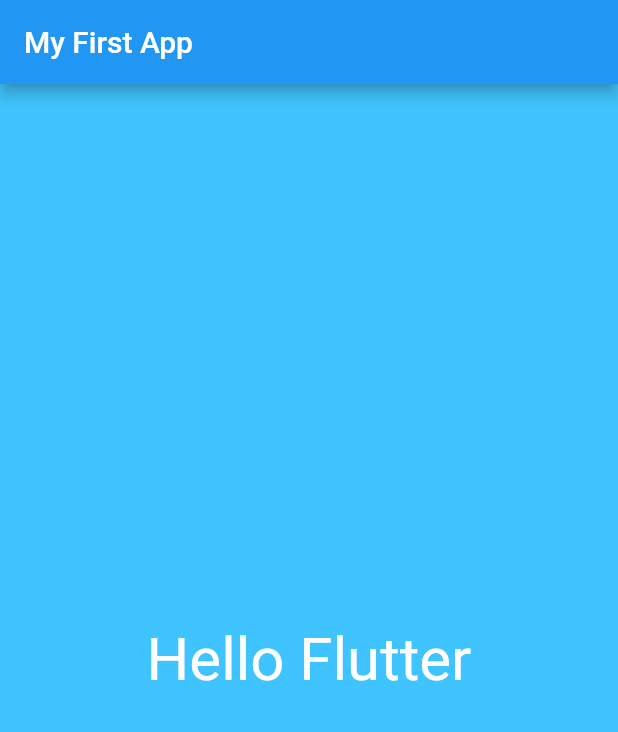
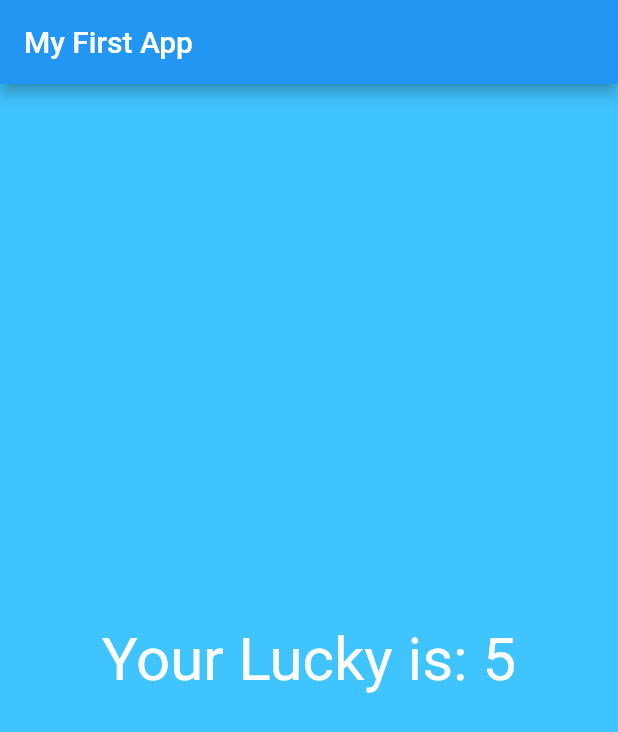
Before and after one commit to afolabiopakunle/flutter-001, a Flutter app: the screen it shows after launch, on a phone screen of 412 x 824 dp. Shown: the top 732 px of the screen. Run offline on Flutter 3.47's test engine with Material 2 defaults, Android fonts, the phone set to English and light mode, and no system bars.

Commit message:
Organized Logical Code

```diff
--- /dev/null
+++ b/lib/app_screens/first_screen.dart
@@ -0,0 +1,27 @@
+import 'dart:math';
+
+import 'package:flutter/material.dart';
+
+class FirstScreen extends StatelessWidget {
+  @override
+  Widget build(BuildContext context) {
+    return Material(
+      color: Colors.lightBlueAccent,
+      child: Center(
+          child: Text(
+              generateLuckyNumber(),
+              textDirection: TextDirection.ltr,
+              style: TextStyle(
+                color: Colors.white,
+                fontSize: 40.0,)
+          )),
+    );
+  }
+
+  String generateLuckyNumber() {
+    var random = Random();
+    int luckyNumber = random.nextInt(11);
+    return "Your Lucky is: $luckyNumber";
+  }
+
+}
--- a/lib/main.dart
+++ b/lib/main.dart
@@ -1,22 +1,22 @@
+
 import 'package:flutter/material.dart';
+import 'package:flutter_app/app_screens/first_screen.dart';
 
-void main() {
-  runApp(MaterialApp(
-    title: 'My First Flutter App',
-    home: Scaffold(
-      appBar: AppBar(title: Text('My First App')),
-      body: new Material(
-        color: Colors.lightBlueAccent,
-        child: Center(
-            child: Text(
-          'Hello Flutter',
-          textDirection: TextDirection.ltr,
-          style: TextStyle(
-            color: Colors.white,
-            fontSize: 40.0,
-          ),
-        )),
+void main() => runApp(MyFlutterApp());
+
+
+class MyFlutterApp extends StatelessWidget {
+  @override
+  Widget build(BuildContext context) {
+    // TODO: implement build
+    return MaterialApp(
+      debugShowCheckedModeBanner: false,
+      title: 'My First Flutter App',
+      home: Scaffold(
+        appBar: AppBar(title: Text('My First App')),
+        body: FirstScreen()
       ),
-    ),
-  ));
+    );
+    throw UnimplementedError();
+  }
 }
```
